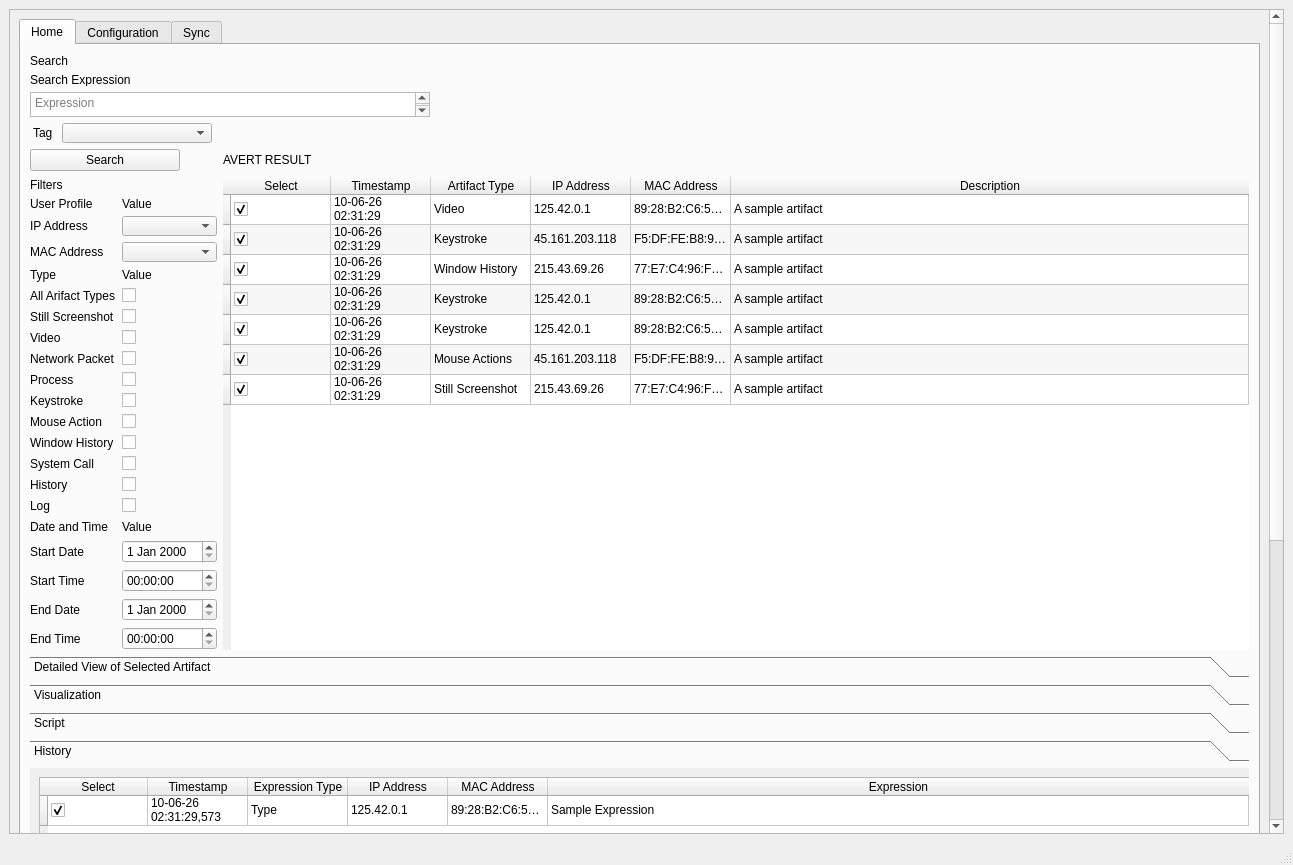
First picture: the form in AvertUI.ui, repository TheCappers/UserInterface, before the edit.
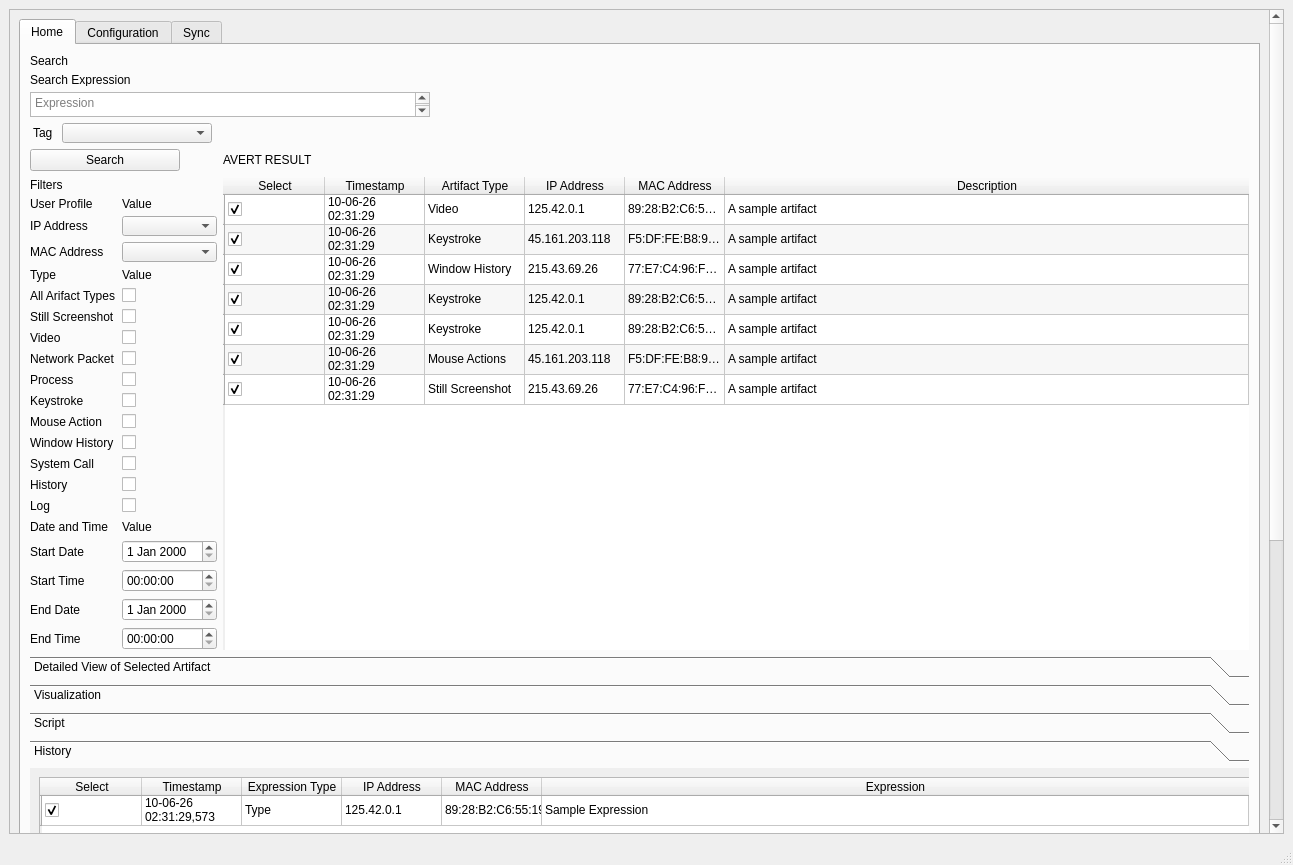
Second picture: the form after the edit. The open tabs and pages were chosen to show the change.

Commit message: Fixed some table formatting

```diff
--- a/AvertUI.ui
+++ b/AvertUI.ui
@@ -24,7 +24,7 @@
        <property name="geometry">
         <rect>
          <x>0</x>
-         <y>-46</y>
+         <y>0</y>
          <width>1265</width>
          <height>1358</height>
         </rect>
@@ -464,37 +464,37 @@
                 </attribute>
                 <row>
                  <property name="text">
-                  <string> </string>
+                  <string/>
                  </property>
                 </row>
                 <row>
                  <property name="text">
-                  <string> </string>
+                  <string/>
                  </property>
                 </row>
                 <row>
                  <property name="text">
-                  <string> </string>
+                  <string/>
                  </property>
                 </row>
                 <row>
                  <property name="text">
-                  <string> </string>
+                  <string/>
                  </property>
                 </row>
                 <row>
                  <property name="text">
-                  <string> </string>
+                  <string/>
                  </property>
                 </row>
                 <row>
                  <property name="text">
-                  <string> </string>
+                  <string/>
                  </property>
                 </row>
                 <row>
                  <property name="text">
-                  <string> </string>
+                  <string/>
                  </property>
                 </row>
                 <column>
@@ -2260,6 +2260,21 @@
                   <height>411</height>
                  </rect>
                 </property>
+                <property name="styleSheet">
+                 <string notr="true"/>
+                </property>
+                <property name="autoScrollMargin">
+                 <number>16</number>
+                </property>
+                <property name="dragEnabled">
+                 <bool>true</bool>
+                </property>
+                <property name="alternatingRowColors">
+                 <bool>true</bool>
+                </property>
+                <property name="textElideMode">
+                 <enum>Qt::ElideNone</enum>
+                </property>
                 <property name="sortingEnabled">
                  <bool>true</bool>
                 </property>
@@ -2271,7 +2286,7 @@
                 </attribute>
                 <row>
                  <property name="text">
-                  <string> </string>
+                  <string/>
                  </property>
                 </row>
                 <column>
```
Left out of the diff: 112 changed lines with no effect on the pictures.
